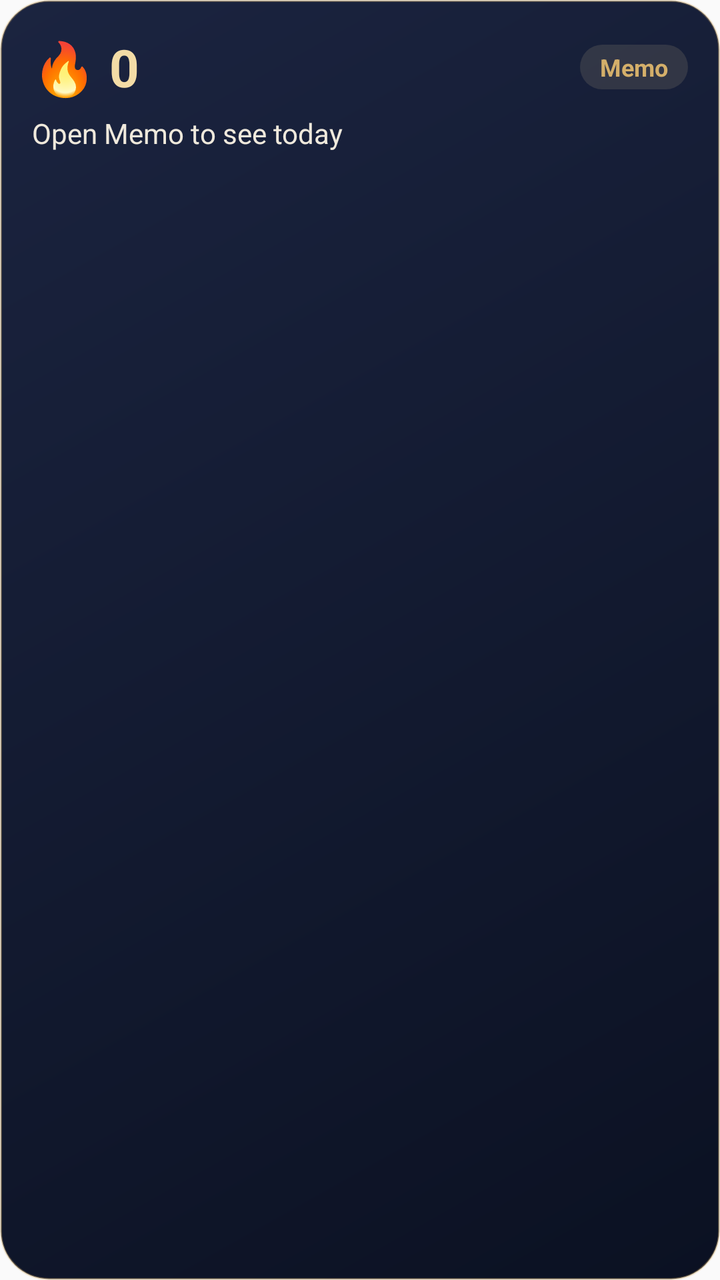
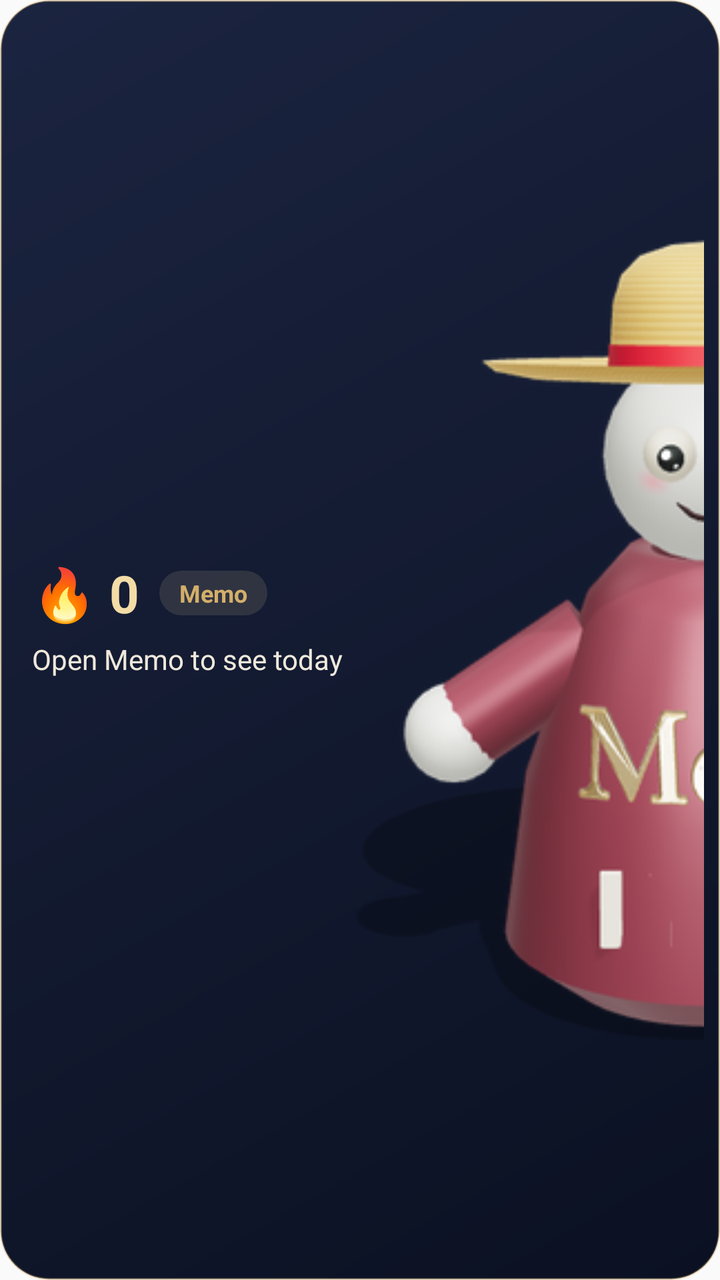

The first picture is an Android layout as it rendered before a commit; the second is the same layout after the commit. The layout source and the unified diff follow.
<!-- AndroidManifest.xml: application theme AppTheme -->
<!-- res/layout/memo_widget.xml -->
<?xml version="1.0" encoding="utf-8"?>
<LinearLayout xmlns:android="http://schemas.android.com/apk/res/android"
    android:id="@+id/widget_root"
    android:layout_width="match_parent"
    android:layout_height="match_parent"
    android:background="@drawable/memo_widget_bg"
    android:orientation="vertical"
    android:padding="16dp">

    <LinearLayout
        android:layout_width="match_parent"
        android:layout_height="wrap_content"
        android:gravity="center_vertical"
        android:orientation="horizontal">

        <TextView
            android:id="@+id/widget_streak"
            android:layout_width="0dp"
            android:layout_height="wrap_content"
            android:layout_weight="1"
            android:text="🔥 0"
            android:textColor="#F3DCA6"
            android:textSize="26sp"
            android:textStyle="bold" />

        <TextView
            android:layout_width="wrap_content"
            android:layout_height="wrap_content"
            android:background="@drawable/memo_widget_pill"
            android:paddingHorizontal="10dp"
            android:paddingVertical="3dp"
            android:text="Memo"
            android:textColor="#D4AF6A"
            android:textSize="12sp"
            android:textStyle="bold" />
    </LinearLayout>

    <TextView
        android:id="@+id/widget_today"
        android:layout_width="match_parent"
        android:layout_height="wrap_content"
        android:layout_marginTop="6dp"
        android:text="Open Memo to see today"
        android:textColor="#EFE9DC"
        android:textSize="14sp" />

    <TextView
        android:id="@+id/widget_next"
        android:layout_width="match_parent"
        android:layout_height="wrap_content"
        android:layout_marginTop="4dp"
        android:ellipsize="end"
        android:maxLines="1"
        android:text=""
        android:textColor="#A8EFE9DC"
        android:textSize="13sp" />
</LinearLayout>
<!-- resources referenced by this layout -->
<resources>
  <!-- drawable memo_widget_bg (drawable) -->
  <?xml version="1.0" encoding="utf-8"?>
  <shape xmlns:android="http://schemas.android.com/apk/res/android" android:shape="rectangle">
      <gradient android:angle="315" android:startColor="#1B2440" android:endColor="#0B1122" />
      <corners android:radius="24dp" />
      <stroke android:width="1dp" android:color="#59D4AF6A" />
  </shape>
  <!-- drawable memo_widget_pill (drawable) -->
  <?xml version="1.0" encoding="utf-8"?>
  <shape xmlns:android="http://schemas.android.com/apk/res/android" android:shape="rectangle">
      <solid android:color="#1FF3DCA6" />
      <corners android:radius="14dp" />
  </shape>
  <style name="AppTheme" parent="Theme.AppCompat.DayNight.NoActionBar">
          
          <item name="android:editTextBackground">@drawable/rn_edit_text_material</item>
      </style>
  <!-- drawable rn_edit_text_material (drawable) -->
  <?xml version="1.0" encoding="utf-8"?>
  <inset xmlns:android="http://schemas.android.com/apk/res/android"
         android:insetLeft="@dimen/abc_edit_text_inset_horizontal_material"
         android:insetRight="@dimen/abc_edit_text_inset_horizontal_material"
         android:insetTop="@dimen/abc_edit_text_inset_top_material"
         android:insetBottom="@dimen/abc_edit_text_inset_bottom_material"
         >
  
      <selector>
          
          <item android:state_enabled="false" android:drawable="@drawable/abc_textfield_default_mtrl_alpha"/>
          <item android:drawable="@drawable/abc_textfield_activated_mtrl_alpha"/>
      </selector>
  
  </inset>
</resources>

<!-- the commit's change to res/layout/memo_widget.xml (unified diff, before → after) -->
@@ -4,54 +4,77 @@
     android:layout_width="match_parent"
     android:layout_height="match_parent"
     android:background="@drawable/memo_widget_bg"
-    android:orientation="vertical"
-    android:padding="16dp">
+    android:gravity="center_vertical"
+    android:orientation="horizontal"
+    android:paddingStart="16dp"
+    android:paddingTop="12dp"
+    android:paddingEnd="8dp"
+    android:paddingBottom="12dp">
 
     <LinearLayout
-        android:layout_width="match_parent"
+        android:layout_width="0dp"
         android:layout_height="wrap_content"
-        android:gravity="center_vertical"
-        android:orientation="horizontal">
+        android:layout_weight="1"
+        android:orientation="vertical">
+
+        <LinearLayout
+            android:layout_width="match_parent"
+            android:layout_height="wrap_content"
+            android:gravity="center_vertical"
+            android:orientation="horizontal">
+
+            <TextView
+                android:id="@+id/widget_streak"
+                android:layout_width="wrap_content"
+                android:layout_height="wrap_content"
+                android:text="🔥 0"
+                android:textColor="#F3DCA6"
+                android:textSize="26sp"
+                android:textStyle="bold" />
+
+            <TextView
+                android:layout_width="wrap_content"
+                android:layout_height="wrap_content"
+                android:layout_marginStart="10dp"
+                android:background="@drawable/memo_widget_pill"
+                android:paddingHorizontal="10dp"
+                android:paddingVertical="3dp"
+                android:text="Memo"
+                android:textColor="#D4AF6A"
+                android:textSize="12sp"
+                android:textStyle="bold" />
+        </LinearLayout>
 
         <TextView
-            android:id="@+id/widget_streak"
-            android:layout_width="0dp"
+            android:id="@+id/widget_today"
+            android:layout_width="match_parent"
             android:layout_height="wrap_content"
-            android:layout_weight="1"
-            android:text="🔥 0"
-            android:textColor="#F3DCA6"
-            android:textSize="26sp"
-            android:textStyle="bold" />
+            android:layout_marginTop="6dp"
+            android:text="Open Memo to see today"
+            android:textColor="#EFE9DC"
+            android:textSize="14sp" />
 
         <TextView
-            android:layout_width="wrap_content"
+            android:id="@+id/widget_next"
+            android:layout_width="match_parent"
             android:layout_height="wrap_content"
-            android:background="@drawable/memo_widget_pill"
-            android:paddingHorizontal="10dp"
-            android:paddingVertical="3dp"
-            android:text="Memo"
-            android:textColor="#D4AF6A"
-            android:textSize="12sp"
-            android:textStyle="bold" />
+            android:layout_marginTop="4dp"
+            android:ellipsize="end"
+            android:maxLines="1"
+            android:text=""
+            android:textColor="#A8EFE9DC"
+            android:textSize="13sp" />
     </LinearLayout>
 
-    <TextView
-        android:id="@+id/widget_today"
-        android:layout_width="match_parent"
-        android:layout_height="wrap_content"
-        android:layout_marginTop="6dp"
-        android:text="Open Memo to see today"
-        android:textColor="#EFE9DC"
-        android:textSize="14sp" />
-
-    <TextView
-        android:id="@+id/widget_next"
-        android:layout_width="match_parent"
-        android:layout_height="wrap_content"
-        android:layout_marginTop="4dp"
-        android:ellipsize="end"
-        android:maxLines="1"
-        android:text=""
-        android:textColor="#A8EFE9DC"
-        android:textSize="13sp" />
+    
+    <ImageView
+        android:id="@+id/widget_melo"
+        android:layout_width="wrap_content"
+        android:layout_height="match_parent"
+        android:layout_marginStart="6dp"
+        android:adjustViewBounds="true"
+        android:contentDescription="Melo"
+        android:maxHeight="96dp"
+        android:scaleType="fitCenter"
+        android:src="@drawable/melo_widget" />
 </LinearLayout>
<!-- resource entries referenced after the edit -->
@@ -1,5 +1,6 @@
 <!-- resources referenced by this layout -->
 <resources>
+  <!-- drawable melo_widget: png bitmap (drawable-nodpi, 73554 bytes) -->
   <!-- drawable memo_widget_bg (drawable) -->
   <?xml version="1.0" encoding="utf-8"?>
   <shape xmlns:android="http://schemas.android.com/apk/res/android" android:shape="rectangle">
